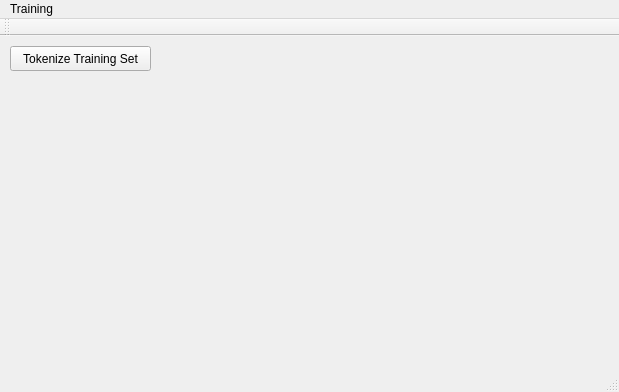
Above: mainwindow.ui from ismith1024/4905 before the change. Below: the same form after it.
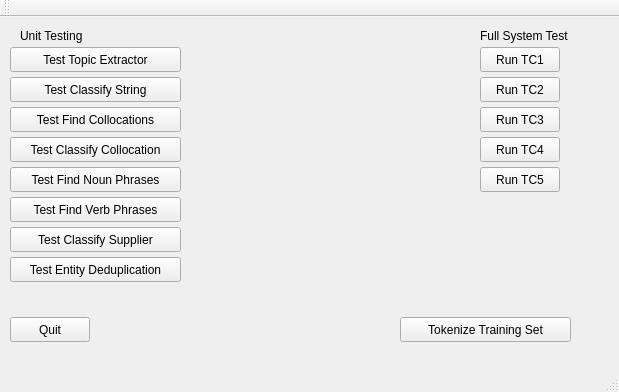
That is the form after the change.

```diff
--- a/mainwindow.ui
+++ b/mainwindow.ui
@@ -17,9 +17,9 @@
    <widget class="QPushButton" name="pushButton">
     <property name="geometry">
      <rect>
-      <x>10</x>
-      <y>10</y>
-      <width>141</width>
+      <x>400</x>
+      <y>300</y>
+      <width>171</width>
       <height>25</height>
      </rect>
     </property>
@@ -27,22 +27,214 @@
      <string>Tokenize Training Set</string>
     </property>
    </widget>
-  </widget>
-  <widget class="QMenuBar" name="menuBar">
-   <property name="geometry">
-    <rect>
-     <x>0</x>
-     <y>0</y>
-     <width>619</width>
-     <height>22</height>
-    </rect>
-   </property>
-   <widget class="QMenu" name="menuTraining">
-    <property name="title">
-     <string>Training</string>
+   <widget class="QPushButton" name="pushButton_2">
+    <property name="geometry">
+     <rect>
+      <x>10</x>
+      <y>30</y>
+      <width>171</width>
+      <height>25</height>
+     </rect>
     </property>
+    <property name="text">
+     <string>Test Topic Extractor</string>
+    </property>
    </widget>
-   <addaction name="menuTraining"/>
+   <widget class="QPushButton" name="pushButton_3">
+    <property name="geometry">
+     <rect>
+      <x>10</x>
+      <y>60</y>
+      <width>171</width>
+      <height>25</height>
+     </rect>
+    </property>
+    <property name="text">
+     <string>Test Classify String</string>
+    </property>
+   </widget>
+   <widget class="QPushButton" name="pushButton_4">
+    <property name="geometry">
+     <rect>
+      <x>10</x>
+      <y>90</y>
+      <width>171</width>
+      <height>25</height>
+     </rect>
+    </property>
+    <property name="text">
+     <string>Test Find Collocations</string>
+    </property>
+   </widget>
+   <widget class="QPushButton" name="pushButton_5">
+    <property name="geometry">
+     <rect>
+      <x>480</x>
+      <y>30</y>
+      <width>80</width>
+      <height>25</height>
+     </rect>
+    </property>
+    <property name="text">
+     <string>Run TC1</string>
+    </property>
+   </widget>
+   <widget class="QPushButton" name="pushButton_6">
+    <property name="geometry">
+     <rect>
+      <x>480</x>
+      <y>60</y>
+      <width>80</width>
+      <height>25</height>
+     </rect>
+    </property>
+    <property name="text">
+     <string>Run TC2</string>
+    </property>
+   </widget>
+   <widget class="QPushButton" name="pushButton_7">
+    <property name="geometry">
+     <rect>
+      <x>480</x>
+      <y>90</y>
+      <width>80</width>
+      <height>25</height>
+     </rect>
+    </property>
+    <property name="text">
+     <string>Run TC3</string>
+    </property>
+   </widget>
+   <widget class="QPushButton" name="pushButton_8">
+    <property name="geometry">
+     <rect>
+      <x>480</x>
+      <y>120</y>
+      <width>80</width>
+      <height>25</height>
+     </rect>
+    </property>
+    <property name="text">
+     <string>Run TC4</string>
+    </property>
+   </widget>
+   <widget class="QPushButton" name="pushButton_9">
+    <property name="geometry">
+     <rect>
+      <x>480</x>
+      <y>150</y>
+      <width>80</width>
+      <height>25</height>
+     </rect>
+    </property>
+    <property name="text">
+     <string>Run TC5</string>
+    </property>
+   </widget>
+   <widget class="QPushButton" name="pushButton_10">
+    <property name="geometry">
+     <rect>
+      <x>10</x>
+      <y>300</y>
+      <width>80</width>
+      <height>25</height>
+     </rect>
+    </property>
+    <property name="text">
+     <string>Quit</string>
+    </property>
+   </widget>
+   <widget class="QPushButton" name="pushButton_11">
+    <property name="geometry">
+     <rect>
+      <x>10</x>
+      <y>120</y>
+      <width>171</width>
+      <height>25</height>
+     </rect>
+    </property>
+    <property name="text">
+     <string>Test Classify Collocation</string>
+    </property>
+   </widget>
+   <widget class="QPushButton" name="pushButton_12">
+    <property name="geometry">
+     <rect>
+      <x>10</x>
+      <y>150</y>
+      <width>171</width>
+      <height>25</height>
+     </rect>
+    </property>
+    <property name="text">
+     <string>Test Find Noun Phrases</string>
+    </property>
+   </widget>
+   <widget class="QPushButton" name="pushButton_13">
+    <property name="geometry">
+     <rect>
+      <x>10</x>
+      <y>180</y>
+      <width>171</width>
+      <height>25</height>
+     </rect>
+    </property>
+    <property name="text">
+     <string>Test Find Verb Phrases</string>
+    </property>
+   </widget>
+   <widget class="QPushButton" name="pushButton_14">
+    <property name="geometry">
+     <rect>
+      <x>10</x>
+      <y>210</y>
+      <width>171</width>
+      <height>25</height>
+     </rect>
+    </property>
+    <property name="text">
+     <string>Test Classify Supplier</string>
+    </property>
+   </widget>
+   <widget class="QPushButton" name="pushButton_15">
+    <property name="geometry">
+     <rect>
+      <x>10</x>
+      <y>240</y>
+      <width>171</width>
+      <height>25</height>
+     </rect>
+    </property>
+    <property name="text">
+     <string>Test Entity Deduplication</string>
+    </property>
+   </widget>
+   <widget class="QLabel" name="label">
+    <property name="geometry">
+     <rect>
+      <x>20</x>
+      <y>10</y>
+      <width>101</width>
+      <height>17</height>
+     </rect>
+    </property>
+    <property name="text">
+     <string>Unit Testing</string>
+    </property>
+   </widget>
+   <widget class="QLabel" name="label_2">
+    <property name="geometry">
+     <rect>
+      <x>480</x>
+      <y>10</y>
+      <width>111</width>
+      <height>17</height>
+     </rect>
+    </property>
+    <property name="text">
+     <string>Full System Test</string>
+    </property>
+   </widget>
   </widget>
   <widget class="QToolBar" name="mainToolBar">
    <attribute name="toolBarArea">
```
